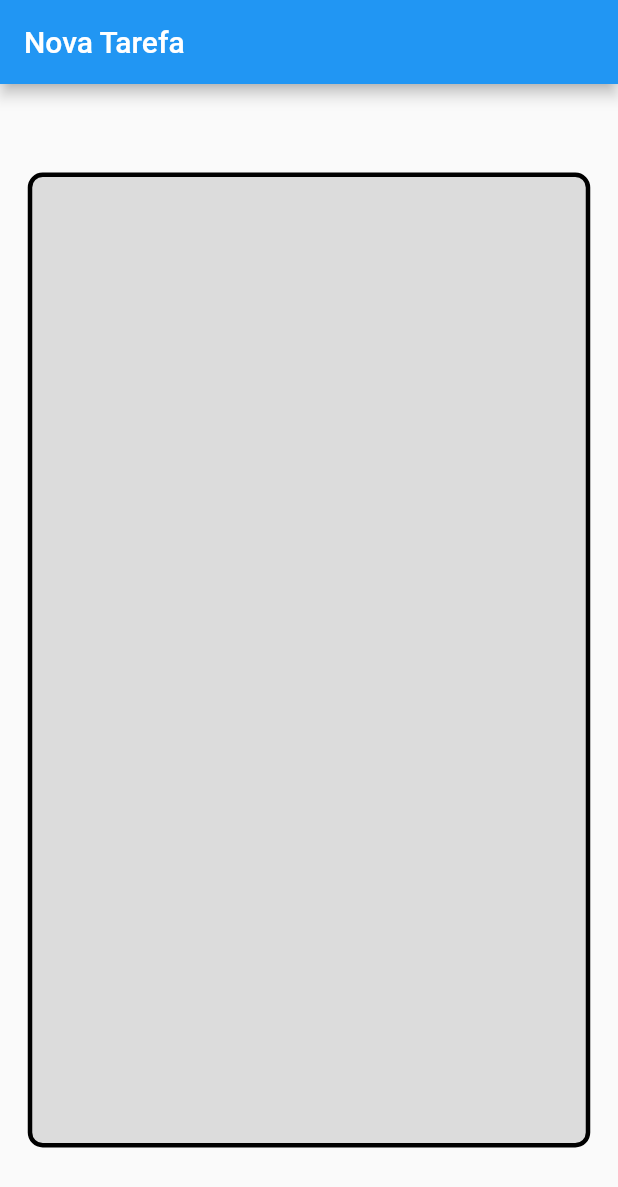
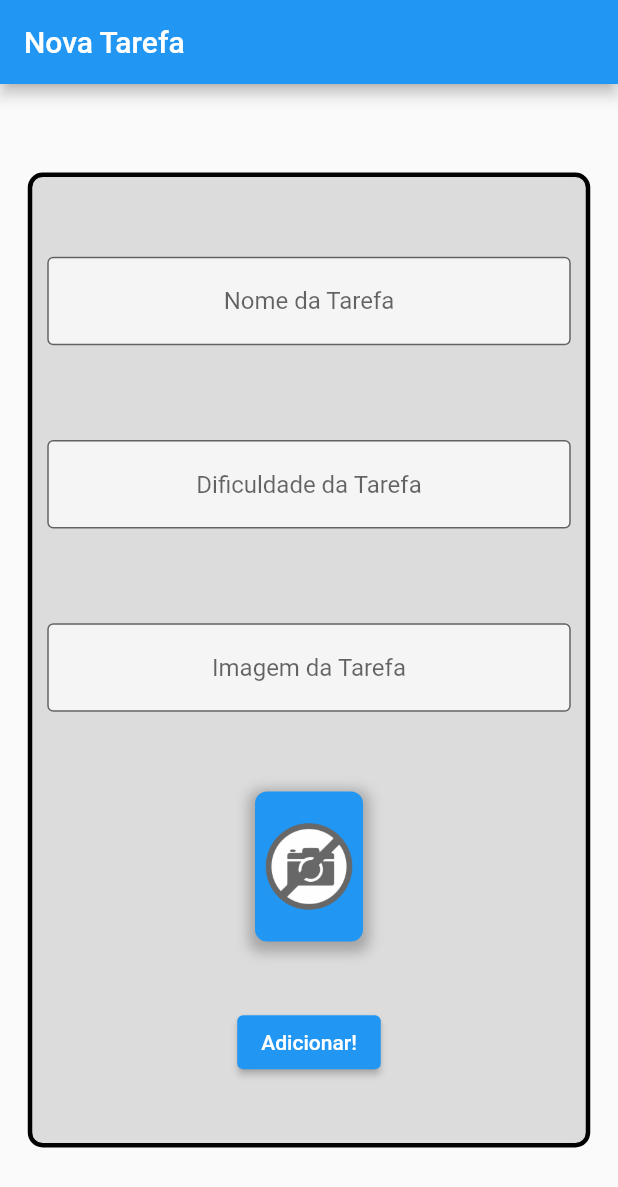
Before and after one commit to Patrickalvares/primeiro_projeto_flutter, a Flutter app: the screen it shows after launch, on a phone screen of 412 x 824 dp. Shown: the top 1187 px of the screen. Run offline on Flutter 3.47's test engine with Material 2 defaults, Android fonts, the phone set to English and light mode, and no system bars; network calls fail.

Commit message:
images are added automatically, invalid link gets exception handling

```diff
--- a/lib/screens/form_screen.dart
+++ b/lib/screens/form_screen.dart
@@ -8,6 +8,10 @@ class FormScreen extends StatefulWidget {
 }
 
 class _FormScreenState extends State<FormScreen> {
+  TextEditingController nameController = TextEditingController();
+  TextEditingController difficultyController = TextEditingController();
+  TextEditingController imageController = TextEditingController();
+
   @override
   Widget build(BuildContext context) {
     return Scaffold(
@@ -25,7 +29,87 @@ class _FormScreenState extends State<FormScreen> {
                 width: 3,
               )),
           child: Column(
-            children: [],
+            mainAxisAlignment: MainAxisAlignment.spaceEvenly,
+            crossAxisAlignment: CrossAxisAlignment.center,
+            children: [
+              Padding(
+                padding: const EdgeInsets.all(10.0),
+                child: TextFormField(
+                  controller: nameController,
+                  textAlign: TextAlign.center,
+                  decoration: const InputDecoration(
+                    border: OutlineInputBorder(),
+                    hintText: 'Nome da Tarefa',
+                    fillColor: Colors.white70,
+                    filled: true,
+                  ),
+                ),
+              ),
+              Padding(
+                padding: const EdgeInsets.all(10.0),
+                child: TextFormField(
+                  controller: difficultyController,
+                  textAlign: TextAlign.center,
+                  decoration: const InputDecoration(
+                    border: OutlineInputBorder(),
+                    hintText: 'Dificuldade da Tarefa',
+                    fillColor: Colors.white70,
+                    filled: true,
+                  ),
+                ),
+              ),
+              Padding(
+                padding: const EdgeInsets.all(10.0),
+                child: TextFormField(
+                  onChanged: (text) {
+                    setState(() {});
+                  },
+                  controller: imageController,
+                  textAlign: TextAlign.center,
+                  decoration: const InputDecoration(
+                    border: OutlineInputBorder(),
+                    hintText: 'Imagem da Tarefa',
+                    fillColor: Colors.white70,
+                    filled: true,
+                  ),
+                ),
+              ),
+              Container(
+                height: 100,
+                width: 72,
+                decoration: BoxDecoration(
+                  borderRadius: BorderRadius.circular(8),
+                  border: Border.all(width: 2, color: Colors.blue),
+                  color: Colors.blue,
+                  boxShadow: [
+                    BoxShadow(
+                      color: Colors.grey.withOpacity(0.9),
+                      spreadRadius: 4,
+                      blurRadius: 7,
+                      offset: const Offset(0, 3), // changes position of shadow
+                    ),
+                  ],
+                ),
+                child: ClipRRect(
+                  borderRadius: BorderRadius.circular(10),
+                  child: Image.network(
+                    imageController.text,
+                    errorBuilder: (BuildContext context, Object exception,
+                        StackTrace? stackTrace) {
+                      return Image.asset('assets/images/no_image.png');
+                    },
+                    fit: BoxFit.cover,
+                  ),
+                ),
+              ),
+              ElevatedButton(
+                  onPressed: () {
+                    print(nameController.text);
+                    print(int.parse(difficultyController.text));
+                    print(imageController.text);
+                  },
+                  child: const Text('Adicionar!')),
+            ],
           ),
         ),
       ),
```
Also changed, not shown: assets/images/no_image.png (added).
